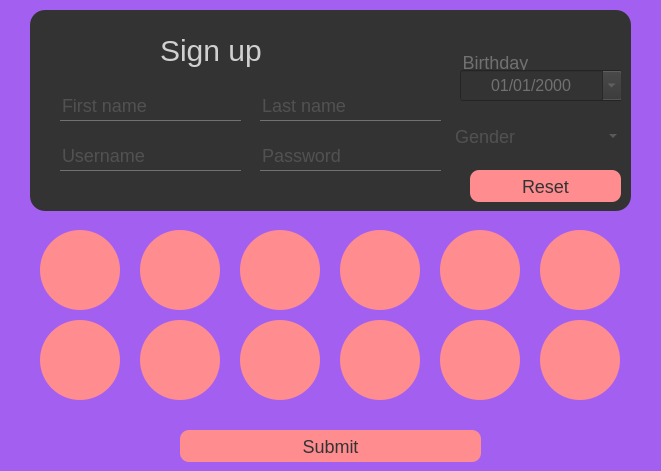
This is BingChillings/newuserwindow.ui in BingChillings/BingChillings as Qt 5 draws it before an edit. The edited form follows.
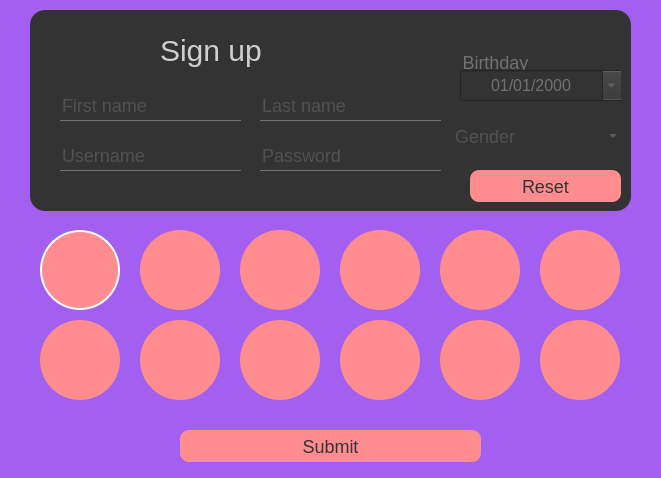
This is the edited form. Icons and pictures are not drawn.

Commit message: changes to new user window

Patch:
```diff
--- a/BingChillings/newuserwindow.ui
+++ b/BingChillings/newuserwindow.ui
@@ -7,7 +7,7 @@
     <x>0</x>
     <y>0</y>
     <width>661</width>
-    <height>471</height>
+    <height>478</height>
    </rect>
   </property>
   <property name="windowTitle">
@@ -45,7 +45,7 @@
 border-radius:9px;
 color: #333;
 }
-QPushButton:hover
+QPushButton:hover:!pressed
 {
 border: 1px rgba(255, 138, 145, 123);
 background:rgba(255, 138, 145, 123);
@@ -295,7 +295,7 @@
  min-height:80px;
 }
 
-QPushButton:clicked
+QPushButton:checked
 {
  background-color: rgb(255, 141, 144);
  border-width:2px;
@@ -338,7 +338,7 @@
      <bool>true</bool>
     </property>
     <property name="checked">
-     <bool>false</bool>
+     <bool>true</bool>
     </property>
    </widget>
    <widget class="QPushButton" name="carIconButton">
```
Left out of the diff: 79 changed lines with no effect on the pictures. The commit also changes 5 other files.
